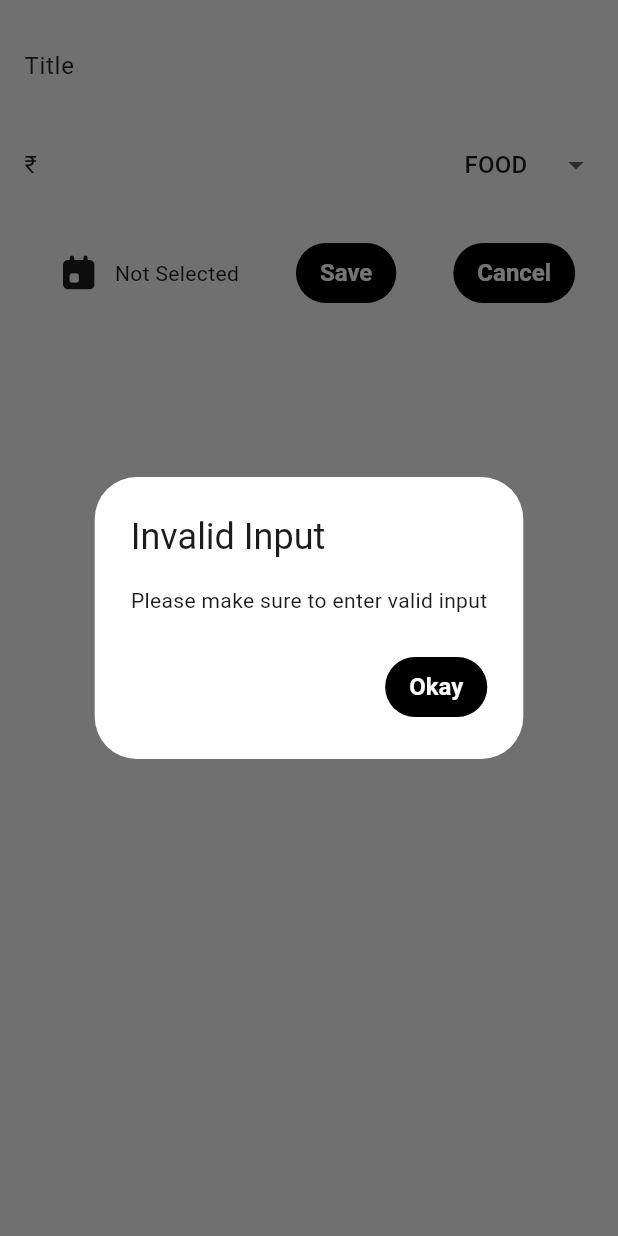
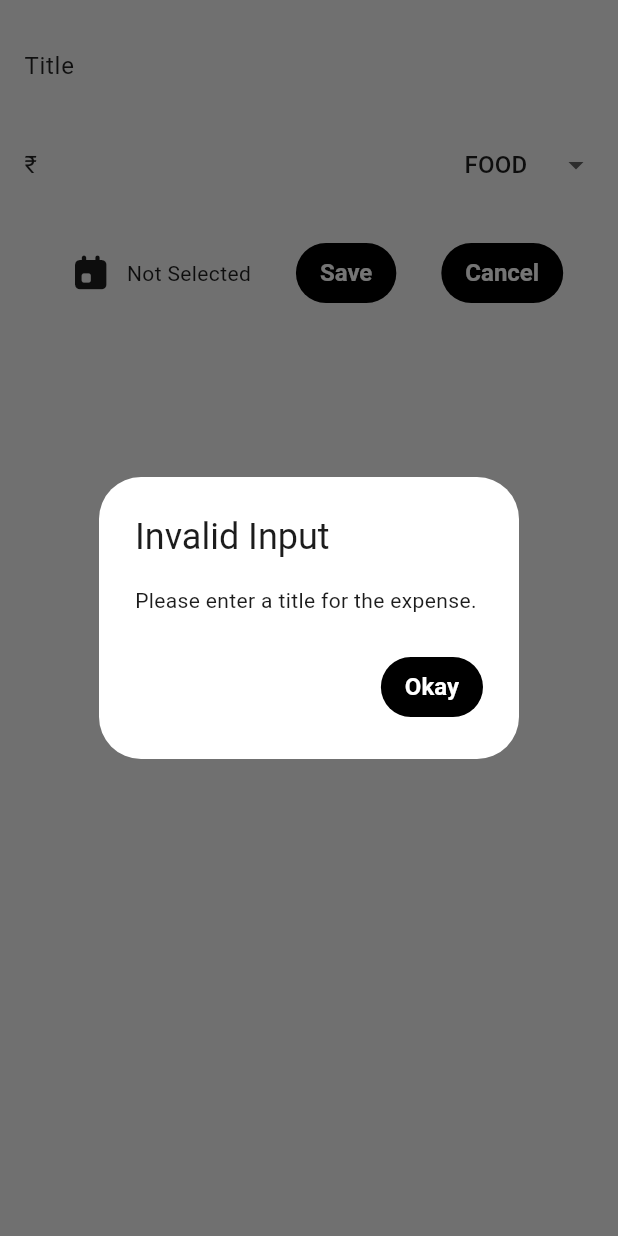
Before and after one commit to Sushant219/flutter_expense_tracker, a Flutter app: the Newexpense widget shown alone on an empty page, opened directly with empty values, after a tap on "Save", on a phone screen of 412 x 824 dp. Run offline on Flutter 3.47's test engine with Material 3 defaults, Android fonts, the phone set to English and light mode, and no system bars; our stand-ins replace fl_chart, font_awesome_flutter.

```diff
--- a/lib/model/expense_model.dart
+++ b/lib/model/expense_model.dart
@@ -1,6 +1,5 @@
 import 'package:intl/intl.dart';
 import 'package:uuid/uuid.dart';
-import 'package:flutter/material.dart';
 import 'package:font_awesome_flutter/font_awesome_flutter.dart';
 
 
--- a/lib/newexpense.dart
+++ b/lib/newexpense.dart
@@ -42,27 +42,53 @@ class _NewexpenseState extends State<Newexpense> {
 
 
 
-  void submitExpense(){
+  void submitExpense() {
+    final enteredTitle = _titleController.text.trim();
     final enteredAmount = double.tryParse(_priceController.text);
-    final amountInValid = enteredAmount == null || enteredAmount <=0;
-    if (_titleController.text.trim().isEmpty || amountInValid || selectedDate == null){
-      showDialog(context: context, builder: (ctx)=>AlertDialog(
-        title: Text('Invalid Input'),
-        content: const Text('Please make sure to enter valid input'),
-        actions: [
-          TextButton(onPressed: (){
-            Navigator.pop(ctx);
-          }, child: Text('Okay'))
-        ],
-      ));
+    final isAmountInvalid = enteredAmount == null || enteredAmount <= 0;
+
+    String? errorMessage;
+
+    // Check each field one by one
+    if (enteredTitle.isEmpty) {
+      errorMessage = 'Please enter a title for the expense.';
+    } else if (isAmountInvalid) {
+      errorMessage = 'Please enter a valid amount greater than 0.';
+    } else if (selectedDate == null) {
+      errorMessage = 'Please select a date.';
     }
-    widget.onAddExpense(ExpenseModel(
-        title: _titleController.text,
-        amount: enteredAmount !,
+
+    // If any validation fails, show a dialog with the exact reason
+    if (errorMessage != null) {
+      showDialog(
+        context: context,
+        builder: (ctx) => AlertDialog(
+          title: const Text('Invalid Input'),
+          content: Text(errorMessage!),
+          actions: [
+            TextButton(
+              onPressed: () {
+                Navigator.pop(ctx);
+              },
+              child: const Text('Okay'),
+            ),
+          ],
+        ),
+      );
+     // return; // stop further execution if invalid
+    }
+
+    // ✅ Only runs if everything is valid
+    widget.onAddExpense(
+      ExpenseModel(
+        title: enteredTitle,
+        amount: enteredAmount!,
         date: selectedDate!,
-        category: selectedCategory
-    ));
+        category: selectedCategory,
+      ),
+    );
   }
+
 
 
   @override
@@ -127,14 +153,14 @@ class _NewexpenseState extends State<Newexpense> {
                 ),
                 Text(selectedDate == null ?'Not Selected':formatter.format(selectedDate!),
                   ),
-                SizedBox(width: 38),
+                SizedBox(width: 30),
                 TextButton(
                     onPressed:(){
                       submitExpense();
                       Navigator.pop(context);
                     },
                     child: Text('Save')),
-                SizedBox(width: 38),
+                SizedBox(width: 30),
                 TextButton(
                     onPressed: () {
                       Navigator.pop(context);
--- a/lib/widgets/list_card.dart
+++ b/lib/widgets/list_card.dart
@@ -1,6 +1,5 @@
 import 'package:expense_tracker_app/model/expense_model.dart';
 import 'package:flutter/material.dart';
-import 'package:font_awesome_flutter/font_awesome_flutter.dart';
 
 class ListCard extends StatelessWidget {
   const ListCard({super.key, required this.expenses});
```
Also changed, not shown: lib/expense.dart (+8 -1 lines), lib/main.dart (+7 -1 lines), lib/widgets/expense_list.dart (+9 -1 lines), 2 other files.
